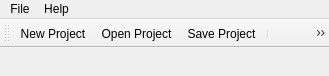
Qt form DCGUI/Windows/MainWindow.ui (DanielZorin/DataCenters) before a commit.
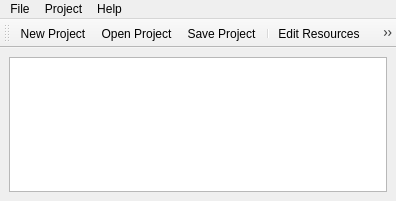
The same form after that commit. Icons and pictures are not drawn.

Commit message: Buttons for demands interface

Patch:
```diff
--- a/DCGUI/Windows/MainWindow.ui
+++ b/DCGUI/Windows/MainWindow.ui
@@ -6,8 +6,8 @@
    <rect>
     <x>0</x>
     <y>0</y>
-    <width>329</width>
-    <height>76</height>
+    <width>396</width>
+    <height>201</height>
    </rect>
   </property>
   <property name="sizePolicy">
@@ -41,6 +41,9 @@
     <property name="sizeConstraint">
      <enum>QLayout::SetDefaultConstraint</enum>
     </property>
+    <item>
+     <widget class="QListWidget" name="demands"/>
+    </item>
    </layout>
   </widget>
   <widget class="QMenuBar" name="menubar">
@@ -48,7 +51,7 @@
     <rect>
      <x>0</x>
      <y>0</y>
-     <width>329</width>
+     <width>396</width>
      <height>21</height>
     </rect>
    </property>
@@ -72,7 +75,18 @@
     </property>
     <addaction name="actionAbout"/>
    </widget>
+   <widget class="QMenu" name="menuProject">
+    <property name="title">
+     <string>Project</string>
+    </property>
+    <addaction name="actionEdit_Resources"/>
+    <addaction name="actionAdd_Demand"/>
+    <addaction name="actionDelete_Demand"/>
+    <addaction name="actionEdit_Demand"/>
+    <addaction name="actionCreate_Random_Demands"/>
+   </widget>
    <addaction name="menuFile"/>
+   <addaction name="menuProject"/>
    <addaction name="menuHelp"/>
   </widget>
   <widget class="QToolBar" name="toolBar">
@@ -90,6 +104,10 @@
    <addaction name="actionSave_Project"/>
    <addaction name="separator"/>
    <addaction name="actionEdit_Resources"/>
+   <addaction name="actionAdd_Demand"/>
+   <addaction name="actionDelete_Demand"/>
+   <addaction name="actionEdit_Demand"/>
+   <addaction name="actionCreate_Random_Demands"/>
    <addaction name="separator"/>
    <addaction name="actionStart"/>
    <addaction name="actionSettings"/>
@@ -197,6 +215,42 @@
     <string>F3</string>
    </property>
   </action>
+  <action name="actionAdd_Demand">
+   <property name="icon">
+    <iconset resource="resources.qrc">
+     <normaloff>:/pics/pics/add.png</normaloff>:/pics/pics/add.png</iconset>
+   </property>
+   <property name="text">
+    <string>Add Demand</string>
+   </property>
+  </action>
+  <action name="actionDelete_Demand">
+   <property name="icon">
+    <iconset resource="resources.qrc">
+     <normaloff>:/pics/pics/delete.png</normaloff>:/pics/pics/delete.png</iconset>
+   </property>
+   <property name="text">
+    <string>Delete Demand</string>
+   </property>
+  </action>
+  <action name="actionCreate_Random_Demands">
+   <property name="icon">
+    <iconset resource="resources.qrc">
+     <normaloff>:/pics/pics/dice.png</normaloff>:/pics/pics/dice.png</iconset>
+   </property>
+   <property name="text">
+    <string>Create Random Demands</string>
+   </property>
+  </action>
+  <action name="actionEdit_Demand">
+   <property name="icon">
+    <iconset resource="resources.qrc">
+     <normaloff>:/pics/pics/page_edit.png</normaloff>:/pics/pics/page_edit.png</iconset>
+   </property>
+   <property name="text">
+    <string>Edit Demand</string>
+   </property>
+  </action>
  </widget>
  <resources>
   <include location="resources.qrc"/>
```
Left out of the diff: 97 changed lines with no effect on the pictures. The commit also changes 6 other files.
